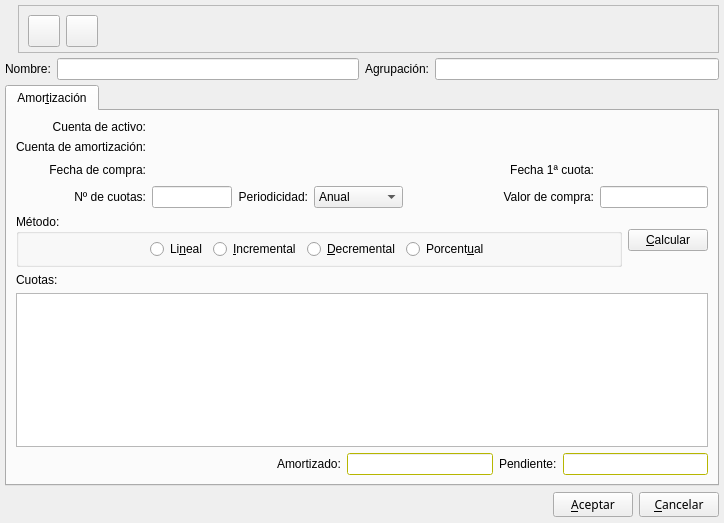
This is bulmages/bulmacont/src/contabilidad/amortizacionbase.ui in eboladev/Bulmages-1 as Qt 5 draws it before an edit. The edited form follows.
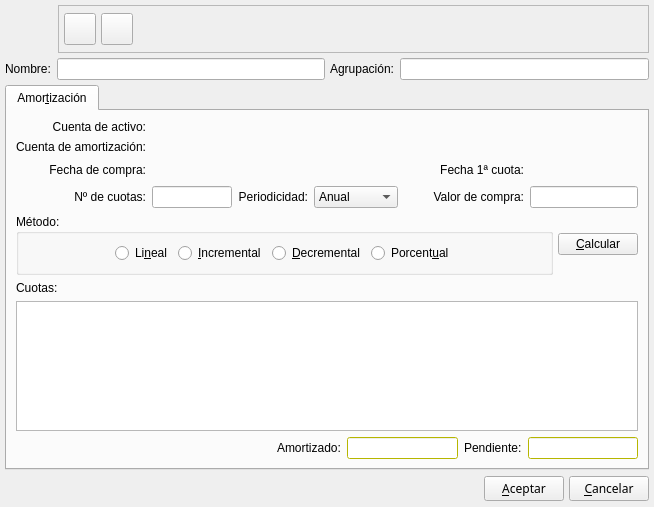
This is the edited form. Icons and pictures are not drawn. Custom widgets are drawn as their Qt base class.

Diff of the .ui file:
```diff
--- a/bulmages/bulmacont/src/contabilidad/amortizacionbase.ui
+++ b/bulmages/bulmacont/src/contabilidad/amortizacionbase.ui
@@ -8,8 +8,8 @@
    <rect>
     <x>0</x>
     <y>0</y>
-    <width>724</width>
-    <height>523</height>
+    <width>654</width>
+    <height>507</height>
    </rect>
   </property>
   <property name="windowTitle" >
@@ -31,7 +31,7 @@
       <number>0</number>
      </property>
      <property name="spacing" >
-      <number>6</number>
+      <number>5</number>
      </property>
      <item>
       <widget class="QLabel" name="pixmapLabel1" >
@@ -43,6 +43,18 @@
          <verstretch>0</verstretch>
         </sizepolicy>
        </property>
+       <property name="minimumSize" >
+        <size>
+         <width>48</width>
+         <height>48</height>
+        </size>
+       </property>
+       <property name="maximumSize" >
+        <size>
+         <width>48</width>
+         <height>48</height>
+        </size>
+       </property>
        <property name="pixmap" >
         <pixmap resource="../../../bulmages.qrc" >:/BulmaCont32x32/images/pendientes/i_tuxPeq.png</pixmap>
        </property>
@@ -75,10 +87,10 @@
        </property>
        <layout class="QHBoxLayout" >
         <property name="margin" >
-         <number>9</number>
+         <number>5</number>
         </property>
         <property name="spacing" >
-         <number>6</number>
+         <number>5</number>
         </property>
         <item>
          <widget class="QToolButton" name="mui_guardar" >
@@ -169,7 +181,7 @@
       <number>0</number>
      </property>
      <property name="spacing" >
-      <number>6</number>
+      <number>5</number>
      </property>
      <item>
       <layout class="QHBoxLayout" >
@@ -415,7 +427,7 @@
           <number>0</number>
          </property>
          <property name="spacing" >
-          <number>6</number>
+          <number>5</number>
          </property>
          <item>
           <widget class="QGroupBox" name="groupBox" >
@@ -430,42 +442,28 @@
            <property name="title" >
             <string>Método:</string>
            </property>
-           <layout class="QHBoxLayout" >
+           <layout class="QGridLayout" >
             <property name="margin" >
-             <number>5</number>
-            </property>
-            <property name="spacing" >
-             <number>5</number>
-            </property>
-            <item>
-             <layout class="QHBoxLayout" >
-              <property name="margin" >
-               <number>0</number>
+             <number>9</number>
               </property>
               <property name="spacing" >
                <number>6</number>
               </property>
-              <item>
-               <spacer>
-                <property name="orientation" >
-                 <enum>Qt::Horizontal</enum>
-                </property>
-                <property name="sizeHint" >
-                 <size>
-                  <width>40</width>
-                  <height>20</height>
-                 </size>
-                </property>
-               </spacer>
-              </item>
-              <item>
-               <widget class="QRadioButton" name="metodolineal" >
+            <item row="0" column="4" >
+             <widget class="QRadioButton" name="metodoporcentual" >
+              <property name="text" >
+               <string>Porcent&amp;ual</string>
+              </property>
+             </widget>
+            </item>
+            <item row="0" column="3" >
+             <widget class="QRadioButton" name="metododecremental" >
                 <property name="text" >
-                 <string>Li&amp;neal</string>
+               <string>&amp;Decremental</string>
                 </property>
                </widget>
               </item>
-              <item>
+            <item row="0" column="2" >
                <widget class="QRadioButton" name="metodoincremental" >
                 <property name="text" >
                  <string>&amp;Incremental</string>
@@ -475,21 +473,27 @@
                 </property>
                </widget>
               </item>
-              <item>
-               <widget class="QRadioButton" name="metododecremental" >
-                <property name="text" >
-                 <string>&amp;Decremental</string>
-                </property>
-               </widget>
-              </item>
-              <item>
-               <widget class="QRadioButton" name="metodoporcentual" >
+            <item row="0" column="5" >
+             <spacer>
+              <property name="orientation" >
+               <enum>Qt::Horizontal</enum>
+              </property>
+              <property name="sizeHint" >
+               <size>
+                <width>40</width>
+                <height>20</height>
+               </size>
+              </property>
+             </spacer>
+            </item>
+            <item row="0" column="1" >
+             <widget class="QRadioButton" name="metodolineal" >
                 <property name="text" >
-                 <string>Porcent&amp;ual</string>
+               <string>Li&amp;neal</string>
                 </property>
                </widget>
               </item>
-              <item>
+            <item row="0" column="0" >
                <spacer>
                 <property name="orientation" >
                  <enum>Qt::Horizontal</enum>
@@ -501,8 +505,6 @@
                  </size>
                 </property>
                </spacer>
-              </item>
-             </layout>
             </item>
            </layout>
           </widget>
@@ -578,265 +580,469 @@
            <property name="palette" >
             <palette>
              <active>
-              <color>
+              <colorrole role="WindowText" >
+               <brush brushstyle="SolidPattern" >
+                <color alpha="255" >
                <red>0</red>
                <green>0</green>
                <blue>0</blue>
               </color>
-              <color>
+               </brush>
+              </colorrole>
+              <colorrole role="Button" >
+               <brush brushstyle="SolidPattern" >
+                <color alpha="255" >
                <red>157</red>
                <green>185</green>
                <blue>200</blue>
               </color>
-              <color>
+               </brush>
+              </colorrole>
+              <colorrole role="Light" >
+               <brush brushstyle="SolidPattern" >
+                <color alpha="255" >
                <red>245</red>
                <green>252</green>
                <blue>255</blue>
               </color>
-              <color>
+               </brush>
+              </colorrole>
+              <colorrole role="Midlight" >
+               <brush brushstyle="SolidPattern" >
+                <color alpha="255" >
                <red>201</red>
                <green>218</green>
                <blue>227</blue>
               </color>
-              <color>
+               </brush>
+              </colorrole>
+              <colorrole role="Dark" >
+               <brush brushstyle="SolidPattern" >
+                <color alpha="255" >
                <red>78</red>
                <green>92</green>
                <blue>100</blue>
               </color>
-              <color>
+               </brush>
+              </colorrole>
+              <colorrole role="Mid" >
+               <brush brushstyle="SolidPattern" >
+                <color alpha="255" >
                <red>104</red>
                <green>123</green>
                <blue>133</blue>
               </color>
-              <color>
+               </brush>
+              </colorrole>
+              <colorrole role="Text" >
+               <brush brushstyle="SolidPattern" >
+                <color alpha="255" >
                <red>0</red>
                <green>0</green>
                <blue>0</blue>
               </color>
-              <color>
+               </brush>
+              </colorrole>
+              <colorrole role="BrightText" >
+               <brush brushstyle="SolidPattern" >
+                <color alpha="255" >
                <red>255</red>
                <green>255</green>
                <blue>255</blue>
               </color>
-              <color>
+               </brush>
+              </colorrole>
+              <colorrole role="ButtonText" >
+               <brush brushstyle="SolidPattern" >
+                <color alpha="255" >
                <red>0</red>
                <green>0</green>
                <blue>0</blue>
               </color>
-              <color>
+               </brush>
+              </colorrole>
+              <colorrole role="Base" >
+               <brush brushstyle="SolidPattern" >
+                <color alpha="255" >
                <red>255</red>
                <green>255</green>
                <blue>255</blue>
               </color>
-              <color>
+               </brush>
+              </colorrole>
+              <colorrole role="Window" >
+               <brush brushstyle="SolidPattern" >
+                <color alpha="255" >
                <red>255</red>
                <green>255</green>
                <blue>0</blue>
               </color>
-              <color>
+               </brush>
+              </colorrole>
+              <colorrole role="Shadow" >
+               <brush brushstyle="SolidPattern" >
+                <color alpha="255" >
                <red>0</red>
                <green>0</green>
                <blue>0</blue>
               </color>
-              <color>
+               </brush>
+              </colorrole>
+              <colorrole role="Highlight" >
+               <brush brushstyle="SolidPattern" >
+                <color alpha="255" >
                <red>0</red>
                <green>0</green>
                <blue>128</blue>
               </color>
-              <color>
+               </brush>
+              </colorrole>
+              <colorrole role="HighlightedText" >
+               <brush brushstyle="SolidPattern" >
+                <color alpha="255" >
                <red>255</red>
                <green>255</green>
                <blue>255</blue>
               </color>
-              <color>
+               </brush>
+              </colorrole>
+              <colorrole role="Link" >
+               <brush brushstyle="SolidPattern" >
+                <color alpha="255" >
                <red>0</red>
                <green>0</green>
                <blue>0</blue>
               </color>
-              <color>
+               </brush>
+              </colorrole>
+              <colorrole role="LinkVisited" >
+               <brush brushstyle="SolidPattern" >
+                <color alpha="255" >
                <red>0</red>
                <green>0</green>
                <blue>0</blue>
               </color>
-              <color>
+               </brush>
+              </colorrole>
+              <colorrole role="AlternateBase" >
+               <brush brushstyle="SolidPattern" >
+                <color alpha="255" >
                <red>232</red>
                <green>232</green>
                <blue>232</blue>
               </color>
+               </brush>
+              </colorrole>
              </active>
              <inactive>
-              <color>
+              <colorrole role="WindowText" >
+               <brush brushstyle="SolidPattern" >
+                <color alpha="255" >
                <red>0</red>
                <green>0</green>
                <blue>0</blue>
               </color>
-              <color>
+               </brush>
+              </colorrole>
+              <colorrole role="Button" >
+               <brush brushstyle="SolidPattern" >
+                <color alpha="255" >
                <red>157</red>
                <green>185</green>
                <blue>200</blue>
               </color>
-              <color>
+               </brush>
+              </colorrole>
+              <colorrole role="Light" >
+               <brush brushstyle="SolidPattern" >
+                <color alpha="255" >
                <red>245</red>
                <green>252</green>
                <blue>255</blue>
               </color>
-              <color>
+               </brush>
+              </colorrole>
+              <colorrole role="Midlight" >
+               <brush brushstyle="SolidPattern" >
+                <color alpha="255" >
                <red>180</red>
                <green>213</green>
                <blue>230</blue>
               </color>
-              <color>
+               </brush>
+              </colorrole>
+              <colorrole role="Dark" >
+               <brush brushstyle="SolidPattern" >
+                <color alpha="255" >
                <red>78</red>
                <green>92</green>
                <blue>100</blue>
               </color>
-              <color>
+               </brush>
+              </colorrole>
+              <colorrole role="Mid" >
+               <brush brushstyle="SolidPattern" >
+                <color alpha="255" >
                <red>104</red>
                <green>123</green>
                <blue>133</blue>
               </color>
-              <color>
+               </brush>
+              </colorrole>
+              <colorrole role="Text" >
+               <brush brushstyle="SolidPattern" >
+                <color alpha="255" >
                <red>0</red>
                <green>0</green>
                <blue>0</blue>
               </color>
-              <color>
+               </brush>
+              </colorrole>
+              <colorrole role="BrightText" >
+               <brush brushstyle="SolidPattern" >
+                <color alpha="255" >
                <red>255</red>
                <green>255</green>
                <blue>255</blue>
               </color>
-              <color>
+               </brush>
+              </colorrole>
+              <colorrole role="ButtonText" >
+               <brush brushstyle="SolidPattern" >
+                <color alpha="255" >
                <red>0</red>
                <green>0</green>
                <blue>0</blue>
               </color>
-              <color>
+               </brush>
+              </colorrole>
+              <colorrole role="Base" >
+               <brush brushstyle="SolidPattern" >
+                <color alpha="255" >
                <red>255</red>
                <green>255</green>
                <blue>255</blue>
               </color>
-              <color>
+               </brush>
+              </colorrole>
+              <colorrole role="Window" >
+               <brush brushstyle="SolidPattern" >
+                <color alpha="255" >
                <red>255</red>
                <green>255</green>
                <blue>0</blue>
               </color>
-              <color>
+               </brush>
+              </colorrole>
+              <colorrole role="Shadow" >
+               <brush brushstyle="SolidPattern" >
+                <color alpha="255" >
                <red>0</red>
                <green>0</green>
                <blue>0</blue>
               </color>
-              <color>
+               </brush>
+              </colorrole>
+              <colorrole role="Highlight" >
+               <brush brushstyle="SolidPattern" >
+                <color alpha="255" >
                <red>0</red>
                <green>0</green>
                <blue>128</blue>
               </color>
-              <color>
+               </brush>
+              </colorrole>
+              <colorrole role="HighlightedText" >
+               <brush brushstyle="SolidPattern" >
+                <color alpha="255" >
                <red>255</red>
                <green>255</green>
                <blue>255</blue>
               </color>
-              <color>
+               </brush>
+              </colorrole>
+              <colorrole role="Link" >
+               <brush brushstyle="SolidPattern" >
+                <color alpha="255" >
                <red>0</red>
                <green>0</green>
                <blue>192</blue>
               </color>
-              <color>
+               </brush>
+              </colorrole>
+              <colorrole role="LinkVisited" >
+               <brush brushstyle="SolidPattern" >
+                <color alpha="255" >
                <red>128</red>
                <green>0</green>
                <blue>128</blue>
               </color>
-              <color>
+               </brush>
+              </colorrole>
+              <colorrole role="AlternateBase" >
+               <brush brushstyle="SolidPattern" >
+                <color alpha="255" >
                <red>232</red>
                <green>232</green>
                <blue>232</blue>
               </color>
+               </brush>
+              </colorrole>
              </inactive>
              <disabled>
-              <color>
+              <colorrole role="WindowText" >
+               <brush brushstyle="SolidPattern" >
+                <color alpha="255" >
                <red>128</red>
                <green>128</green>
                <blue>128</blue>
               </color>
-              <color>
+               </brush>
+              </colorrole>
+              <colorrole role="Button" >
+               <brush brushstyle="SolidPattern" >
+                <color alpha="255" >
                <red>157</red>
                <green>185</green>
                <blue>200</blue>
               </color>
-              <color>
+               </brush>
+              </colorrole>
+              <colorrole role="Light" >
+               <brush brushstyle="SolidPattern" >
+                <color alpha="255" >
                <red>245</red>
                <green>252</green>
                <blue>255</blue>
               </color>
-              <color>
+               </brush>
+              </colorrole>
+              <colorrole role="Midlight" >
+               <brush brushstyle="SolidPattern" >
+                <color alpha="255" >
                <red>180</red>
                <green>213</green>
                <blue>230</blue>
               </color>
-              <color>
+               </brush>
+              </colorrole>
+              <colorrole role="Dark" >
+               <brush brushstyle="SolidPattern" >
+                <color alpha="255" >
                <red>78</red>
                <green>92</green>
                <blue>100</blue>
               </color>
-              <color>
+               </brush>
+              </colorrole>
+              <colorrole role="Mid" >
+               <brush brushstyle="SolidPattern" >
+                <color alpha="255" >
                <red>104</red>
                <green>123</green>
                <blue>133</blue>
               </color>
-              <color>
+               </brush>
+              </colorrole>
+              <colorrole role="Text" >
+               <brush brushstyle="SolidPattern" >
+                <color alpha="255" >
                <red>128</red>
                <green>128</green>
                <blue>128</blue>
               </color>
-              <color>
+               </brush>
+              </colorrole>
+              <colorrole role="BrightText" >
+               <brush brushstyle="SolidPattern" >
+                <color alpha="255" >
                <red>255</red>
                <green>255</green>
                <blue>255</blue>
               </color>
-              <color>
+               </brush>
+              </colorrole>
+              <colorrole role="ButtonText" >
+               <brush brushstyle="SolidPattern" >
+                <color alpha="255" >
                <red>128</red>
                <green>128</green>
                <blue>128</blue>
               </color>
-              <color>
+               </brush>
+              </colorrole>
+              <colorrole role="Base" >
+               <brush brushstyle="SolidPattern" >
+                <color alpha="255" >
                <red>255</red>
                <green>255</green>
                <blue>255</blue>
               </color>
-              <color>
+               </brush>
+              </colorrole>
+              <colorrole role="Window" >
+               <brush brushstyle="SolidPattern" >
+                <color alpha="255" >
                <red>255</red>
                <green>255</green>
                <blue>0</blue>
               </color>
-              <color>
+               </brush>
+              </colorrole>
+              <colorrole role="Shadow" >
+               <brush brushstyle="SolidPattern" >
+                <color alpha="255" >
                <red>0</red>
                <green>0</green>
                <blue>0</blue>
               </color>
-              <color>
+               </brush>
+              </colorrole>
+              <colorrole role="Highlight" >
+               <brush brushstyle="SolidPattern" >
+                <color alpha="255" >
                <red>0</red>
                <green>0</green>
                <blue>128</blue>
               </color>
-              <color>
+               </brush>
+              </colorrole>
+              <colorrole role="HighlightedText" >
+               <brush brushstyle="SolidPattern" >
+                <color alpha="255" >
                <red>255</red>
                <green>255</green>
                <blue>255</blue>
               </color>
-              <color>
+               </brush>
+              </colorrole>
+              <colorrole role="Link" >
+               <brush brushstyle="SolidPattern" >
+                <color alpha="255" >
                <red>0</red>
                <green>0</green>
                <blue>192</blue>
               </color>
-              <color>
+               </brush>
+              </colorrole>
+              <colorrole role="LinkVisited" >
+               <brush brushstyle="SolidPattern" >
+                <color alpha="255" >
                <red>128</red>
                <green>0</green>
                <blue>128</blue>
               </color>
-              <color>
+               </brush>
+              </colorrole>
+              <colorrole role="AlternateBase" >
+               <brush brushstyle="SolidPattern" >
+                <color alpha="255" >
                <red>232</red>
                <green>232</green>
                <blue>232</blue>
               </color>
+               </brush>
+              </colorrole>
              </disabled>
             </palette>
            </property>
@@ -857,265 +1063,469 @@
            <property name="palette" >
             <palette>
              <active>
-              <color>
+              <colorrole role="WindowText" >
+               <brush brushstyle="SolidPattern" >
+                <color alpha="255" >
                <red>0</red>
                <green>0</green>
                <blue>0</blue>
               </color>
-              <color>
+               </brush>
+              </colorrole>
+              <colorrole role="Button" >
+               <brush brushstyle="SolidPattern" >
+                <color alpha="255" >
                <red>157</red>
                <green>185</green>
                <blue>200</blue>
               </color>
-              <color>
+               </brush>
+              </colorrole>
+              <colorrole role="Light" >
+               <brush brushstyle="SolidPattern" >
+                <color alpha="255" >
                <red>245</red>
                <green>252</green>
                <blue>255</blue>
               </color>
-              <color>
+               </brush>
+              </colorrole>
+              <colorrole role="Midlight" >
+               <brush brushstyle="SolidPattern" >
+                <color alpha="255" >
                <red>201</red>
                <green>218</green>
                <blue>227</blue>
               </color>
-              <color>
+               </brush>
+              </colorrole>
+              <colorrole role="Dark" >
+               <brush brushstyle="SolidPattern" >
+                <color alpha="255" >
                <red>78</red>
                <green>92</green>
                <blue>100</blue>
               </color>
-              <color>
+               </brush>
+              </colorrole>
+              <colorrole role="Mid" >
+               <brush brushstyle="SolidPattern" >
+                <color alpha="255" >
                <red>104</red>
                <green>123</green>
                <blue>133</blue>
               </color>
-              <color>
+               </brush>
+              </colorrole>
+              <colorrole role="Text" >
+               <brush brushstyle="SolidPattern" >
+                <color alpha="255" >
                <red>0</red>
                <green>0</green>
                <blue>0</blue>
               </color>
-              <color>
+               </brush>
+              </colorrole>
+              <colorrole role="BrightText" >
+               <brush brushstyle="SolidPattern" >
+                <color alpha="255" >
                <red>255</red>
                <green>255</green>
                <blue>255</blue>
               </color>
-              <color>
+               </brush>
+              </colorrole>
+              <colorrole role="ButtonText" >
+               <brush brushstyle="SolidPattern" >
+                <color alpha="255" >
                <red>0</red>
                <green>0</green>
                <blue>0</blue>
               </color>
-              <color>
+               </brush>
+              </colorrole>
+              <colorrole role="Base" >
+               <brush brushstyle="SolidPattern" >
+                <color alpha="255" >
                <red>255</red>
                <green>255</green>
                <blue>255</blue>
               </color>
-              <color>
+               </brush>
+              </colorrole>
+              <colorrole role="Window" >
+               <brush brushstyle="SolidPattern" >
+                <color alpha="255" >
                <red>255</red>
                <green>255</green>
                <blue>0</blue>
               </color>
-              <color>
+               </brush>
+              </colorrole>
+              <colorrole role="Shadow" >
+               <brush brushstyle="SolidPattern" >
+                <color alpha="255" >
                <red>0</red>
                <green>0</green>
                <blue>0</blue>
               </color>
-              <color>
+               </brush>
+              </colorrole>
+              <colorrole role="Highlight" >
+               <brush brushstyle="SolidPattern" >
+                <color alpha="255" >
                <red>0</red>
                <green>0</green>
                <blue>128</blue>
               </color>
-              <color>
+               </brush>
+              </colorrole>
+              <colorrole role="HighlightedText" >
+               <brush brushstyle="SolidPattern" >
+                <color alpha="255" >
                <red>255</red>
                <green>255</green>
                <blue>255</blue>
               </color>
-              <color>
+               </brush>
+              </colorrole>
+              <colorrole role="Link" >
+               <brush brushstyle="SolidPattern" >
+                <color alpha="255" >
                <red>0</red>
                <green>0</green>
                <blue>0</blue>
               </color>
-              <color>
+               </brush>
+              </colorrole>
+              <colorrole role="LinkVisited" >
+               <brush brushstyle="SolidPattern" >
+                <color alpha="255" >
                <red>0</red>
                <green>0</green>
                <blue>0</blue>
               </color>
-              <color>
+               </brush>
+              </colorrole>
+              <colorrole role="AlternateBase" >
+               <brush brushstyle="SolidPattern" >
+                <color alpha="255" >
                <red>232</red>
                <green>232</green>
                <blue>232</blue>
               </color>
+               </brush>
+              </colorrole>
              </active>
              <inactive>
-              <color>
+              <colorrole role="WindowText" >
+               <brush brushstyle="SolidPattern" >
+                <color alpha="255" >
                <red>0</red>
                <green>0</green>
                <blue>0</blue>
               </color>
-              <color>
+               </brush>
+              </colorrole>
+              <colorrole role="Button" >
+               <brush brushstyle="SolidPattern" >
+                <color alpha="255" >
                <red>157</red>
                <green>185</green>
                <blue>200</blue>
               </color>
-              <color>
+               </brush>
+              </colorrole>
+              <colorrole role="Light" >
+               <brush brushstyle="SolidPattern" >
+                <color alpha="255" >
                <red>245</red>
                <green>252</green>
                <blue>255</blue>
               </color>
-              <color>
+               </brush>
+              </colorrole>
+              <colorrole role="Midlight" >
+               <brush brushstyle="SolidPattern" >
+                <color alpha="255" >
                <red>180</red>
                <green>213</green>
                <blue>230</blue>
               </color>
-              <color>
+               </brush>
+              </colorrole>
+              <colorrole role="Dark" >
+               <brush brushstyle="SolidPattern" >
+                <color alpha="255" >
                <red>78</red>
                <green>92</green>
                <blue>100</blue>
               </color>
-              <color>
+               </brush>
+              </colorrole>
+              <colorrole role="Mid" >
+               <brush brushstyle="SolidPattern" >
+                <color alpha="255" >
                <red>104</red>
                <green>123</green>
                <blue>133</blue>
               </color>
-              <color>
+               </brush>
+              </colorrole>
+              <colorrole role="Text" >
+               <brush brushstyle="SolidPattern" >
+                <color alpha="255" >
                <red>0</red>
                <green>0</green>
                <blue>0</blue>
               </color>
-              <color>
+               </brush>
+              </colorrole>
+              <colorrole role="BrightText" >
+               <brush brushstyle="SolidPattern" >
+                <color alpha="255" >
                <red>255</red>
                <green>255</green>
                <blue>255</blue>
               </color>
-              <color>
+               </brush>
+              </colorrole>
+              <colorrole role="ButtonText" >
+               <brush brushstyle="SolidPattern" >
+                <color alpha="255" >
                <red>0</red>
                <green>0</green>
                <blue>0</blue>
               </color>
-              <color>
+               </brush>
+              </colorrole>
+              <colorrole role="Base" >
+               <brush brushstyle="SolidPattern" >
+                <color alpha="255" >
                <red>255</red>
                <green>255</green>
                <blue>255</blue>
               </color>
-              <color>
+               </brush>
+              </colorrole>
+              <colorrole role="Window" >
+               <brush brushstyle="SolidPattern" >
+                <color alpha="255" >
                <red>255</red>
                <green>255</green>
                <blue>0</blue>
               </color>
-              <color>
+               </brush>
+              </colorrole>
+              <colorrole role="Shadow" >
+               <brush brushstyle="SolidPattern" >
+                <color alpha="255" >
                <red>0</red>
                <green>0</green>
                <blue>0</blue>
               </color>
-              <color>
+               </brush>
+              </colorrole>
+              <colorrole role="Highlight" >
+               <brush brushstyle="SolidPattern" >
+                <color alpha="255" >
                <red>0</red>
                <green>0</green>
                <blue>128</blue>
               </color>
-              <color>
+               </brush>
+              </colorrole>
+              <colorrole role="HighlightedText" >
+               <brush brushstyle="SolidPattern" >
+                <color alpha="255" >
                <red>255</red>
                <green>255</green>
                <blue>255</blue>
               </color>
-              <color>
+               </brush>
+              </colorrole>
+              <colorrole role="Link" >
+               <brush brushstyle="SolidPattern" >
+                <color alpha="255" >
                <red>0</red>
                <green>0</green>
                <blue>192</blue>
               </color>
-              <color>
+               </brush>
+              </colorrole>
+              <colorrole role="LinkVisited" >
+               <brush brushstyle="SolidPattern" >
+                <color alpha="255" >
                <red>128</red>
                <green>0</green>
                <blue>128</blue>
               </color>
-              <color>
+               </brush>
+              </colorrole>
+              <colorrole role="AlternateBase" >
+               <brush brushstyle="SolidPattern" >
+                <color alpha="255" >
                <red>232</red>
                <green>232</green>
                <blue>232</blue>
               </color>
+               </brush>
+              </colorrole>
              </inactive>
              <disabled>
-              <color>
+              <colorrole role="WindowText" >
+               <brush brushstyle="SolidPattern" >
+                <color alpha="255" >
                <red>128</red>
                <green>128</green>
                <blue>128</blue>
               </color>
-              <color>
+               </brush>
+              </colorrole>
+              <colorrole role="Button" >
+               <brush brushstyle="SolidPattern" >
+                <color alpha="255" >
                <red>157</red>
                <green>185</green>
                <blue>200</blue>
               </color>
-              <color>
+               </brush>
+              </colorrole>
+              <colorrole role="Light" >
+               <brush brushstyle="SolidPattern" >
+                <color alpha="255" >
                <red>245</red>
                <green>252</green>
                <blue>255</blue>
               </color>
-              <color>
+               </brush>
+              </colorrole>
+              <colorrole role="Midlight" >
+               <brush brushstyle="SolidPattern" >
+                <color alpha="255" >
                <red>180</red>
                <green>213</green>
                <blue>230</blue>
               </color>
-              <color>
+               </brush>
+              </colorrole>
+              <colorrole role="Dark" >
+               <brush brushstyle="SolidPattern" >
+                <color alpha="255" >
                <red>78</red>
                <green>92</green>
                <blue>100</blue>
               </color>
-              <color>
+               </brush>
+              </colorrole>
+              <colorrole role="Mid" >
+               <brush brushstyle="SolidPattern" >
+                <color alpha="255" >
                <red>104</red>
                <green>123</green>
                <blue>133</blue>
               </color>
-              <color>
+               </brush>
+              </colorrole>
+              <colorrole role="Text" >
+               <brush brushstyle="SolidPattern" >
+                <color alpha="255" >
                <red>128</red>
                <green>128</green>
                <blue>128</blue>
               </color>
-              <color>
+               </brush>
+              </colorrole>
+              <colorrole role="BrightText" >
+               <brush brushstyle="SolidPattern" >
+                <color alpha="255" >
                <red>255</red>
                <green>255</green>
                <blue>255</blue>
               </color>
-              <color>
+               </brush>
+              </colorrole>
+              <colorrole role="ButtonText" >
+               <brush brushstyle="SolidPattern" >
+                <color alpha="255" >
                <red>128</red>
                <green>128</green>
                <blue>128</blue>
               </color>
-              <color>
+               </brush>
+              </colorrole>
+              <colorrole role="Base" >
+               <brush brushstyle="SolidPattern" >
+                <color alpha="255" >
                <red>255</red>
                <green>255</green>
                <blue>255</blue>
               </color>
-              <color>
+               </brush>
+              </colorrole>
+              <colorrole role="Window" >
+               <brush brushstyle="SolidPattern" >
+                <color alpha="255" >
                <red>255</red>
                <green>255</green>
                <blue>0</blue>
               </color>
-              <color>
+               </brush>
+              </colorrole>
+              <colorrole role="Shadow" >
+               <brush brushstyle="SolidPattern" >
+                <color alpha="255" >
                <red>0</red>
                <green>0</green>
                <blue>0</blue>
               </color>
-              <color>
+               </brush>
+              </colorrole>
+              <colorrole role="Highlight" >
+               <brush brushstyle="SolidPattern" >
+                <color alpha="255" >
                <red>0</red>
                <green>0</green>
                <blue>128</blue>
               </color>
-              <color>
+               </brush>
+              </colorrole>
+              <colorrole role="HighlightedText" >
+               <brush brushstyle="SolidPattern" >
+                <color alpha="255" >
                <red>255</red>
                <green>255</green>
                <blue>255</blue>
               </color>
-              <color>
+               </brush>
+              </colorrole>
+              <colorrole role="Link" >
+               <brush brushstyle="SolidPattern" >
+                <color alpha="255" >
                <red>0</red>
                <green>0</green>
                <blue>192</blue>
               </color>
-              <color>
+               </brush>
+              </colorrole>
+              <colorrole role="LinkVisited" >
+               <brush brushstyle="SolidPattern" >
+                <color alpha="255" >
                <red>128</red>
                <green>0</green>
                <blue>128</blue>
               </color>
-              <color>
+               </brush>
+              </colorrole>
+              <colorrole role="AlternateBase" >
+               <brush brushstyle="SolidPattern" >
+                <color alpha="255" >
                <red>232</red>
                <green>232</green>
                <blue>232</blue>
               </color>
+               </brush>
+              </colorrole>
              </disabled>
             </palette>
            </property>
@@ -1133,7 +1543,7 @@
       <number>0</number>
      </property>
      <property name="spacing" >
-      <number>6</number>
+      <number>5</number>
      </property>
      <item>
       <spacer>
@@ -1193,21 +1603,12 @@
  <customwidgets>
   <customwidget>
    <class>BusquedaFecha</class>
-   <extends></extends>
+   <extends>QWidget</extends>
    <header>../../../bulmalib/busquedafecha.h</header>
-   <container>0</container>
-   <pixmap></pixmap>
-  </customwidget>
-  <customwidget>
-   <class>QTableWidget</class>
-   <extends></extends>
-   <header>qtablewidget.h</header>
-   <container>0</container>
-   <pixmap></pixmap>
   </customwidget>
   <customwidget>
    <class>BusquedaCuenta</class>
-   <extends></extends>
+   <extends>QWidget</extends>
    <header>busquedacuenta.h</header>
    <container>0</container>
    <pixmap></pixmap>
```
Left out of the diff: 16 changed lines with no effect on the pictures. Lines whose indentation alone changed are shown as unchanged.
